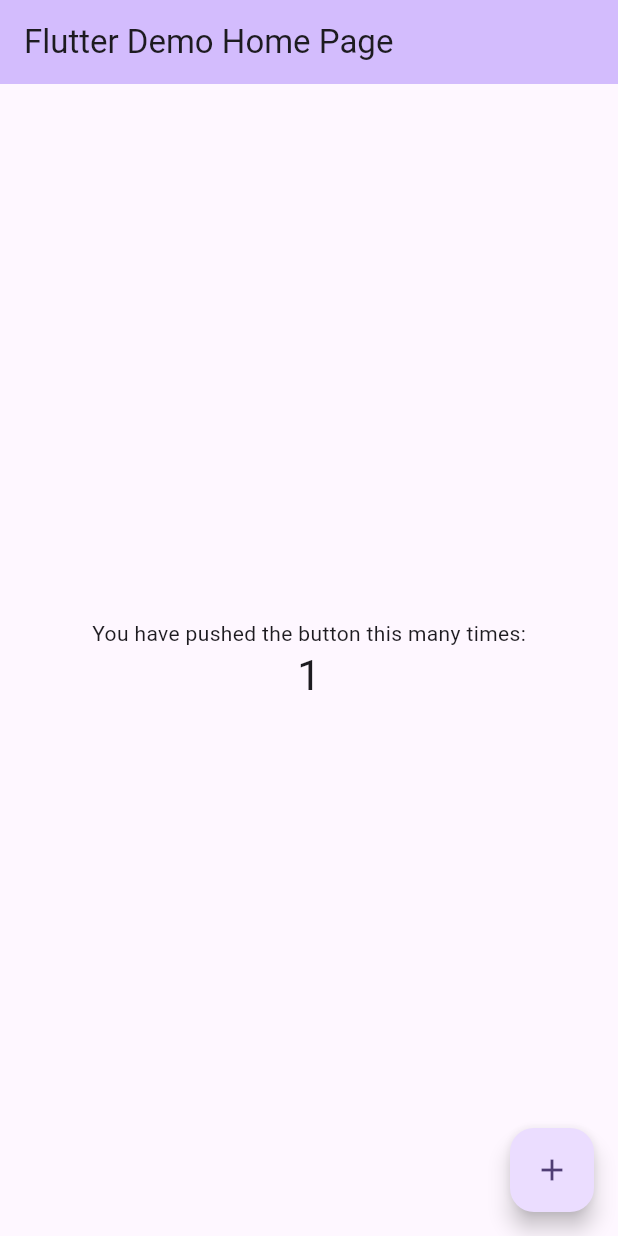
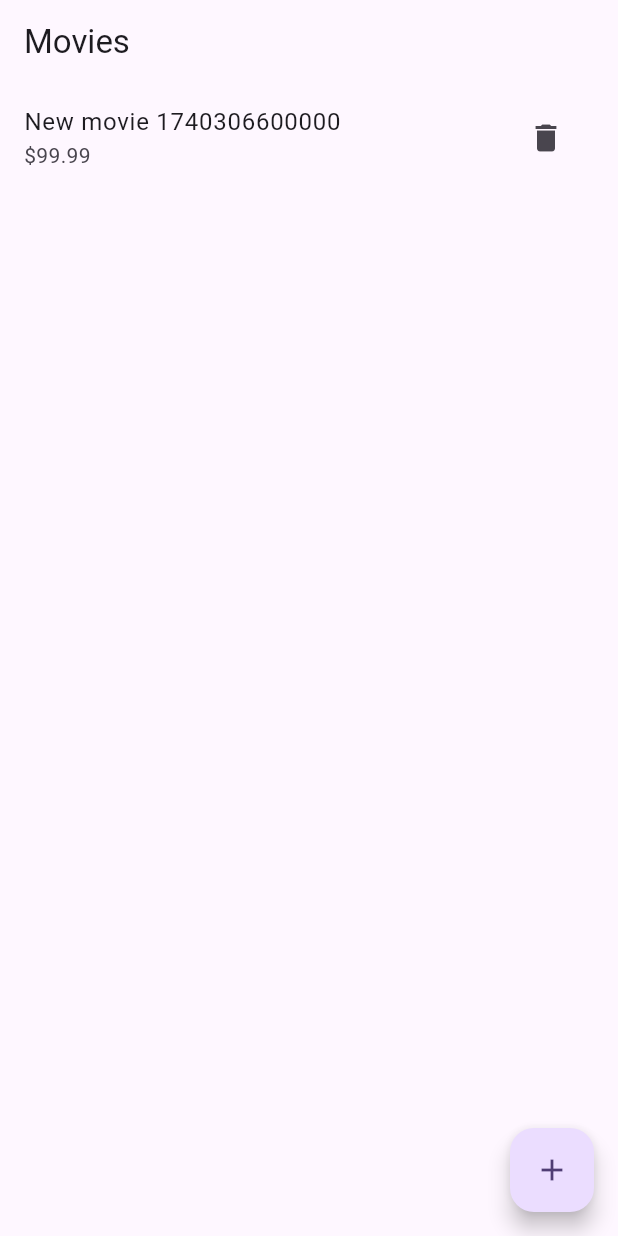
Before and after one commit to fili258-oss/movies_app, a Flutter app: the screen it shows after launch, after a tap on the "add" icon, on a phone screen of 412 x 824 dp. Run offline on Flutter 3.47's test engine with Material 3 defaults, Android fonts, the phone set to English and light mode, and no system bars; our stand-ins replace flutter_bloc, get_it.

Commit message:
proyecto movies app completo

```diff
--- /dev/null
+++ b/lib/injection.dart
@@ -0,0 +1,37 @@
+import 'package:movies_app/data/repositories/movie_repository_impl.dart';
+import 'package:movies_app/domain/repositories/movie_repository.dart';
+import 'package:movies_app/domain/usecases/delete_movie.dart';
+import 'package:movies_app/domain/usecases/get_all_movies.dart';
+import 'package:movies_app/domain/usecases/save_movie.dart';
+import 'package:movies_app/presentation/bloc/movie_bloc.dart';
+import 'package:get_it/get_it.dart';
+
+final getIt = GetIt.instance;
+
+void initializeDependencies()
+{
+  // Repositories
+  getIt.registerLazySingleton<MovieRepository>(
+    () => MovieRepositoryImpl()
+  );
+
+  // Use cases
+  getIt.registerLazySingleton(
+    () => GetAllMovies(getIt<MovieRepository>())
+  );
+  getIt.registerLazySingleton(
+    () => SaveMovie(getIt<MovieRepository>())
+  );
+  getIt.registerLazySingleton(
+    () => DeleteMovie(getIt<MovieRepository>())
+  );
+
+  // BLoCs
+  getIt.registerFactory(
+    () => MovieBloc(
+      getAllMovies: getIt<GetAllMovies>(),
+      saveMovie: getIt<SaveMovie>(),
+      deleteMovie: getIt<DeleteMovie>(),
+    ),
+  );
+}
--- a/lib/main.dart
+++ b/lib/main.dart
@@ -1,125 +1,30 @@
 import 'package:flutter/material.dart';
+import 'package:flutter_bloc/flutter_bloc.dart';
+import 'package:movies_app/injection.dart';
+import 'package:movies_app/presentation/bloc/movie_bloc.dart';
+import 'package:movies_app/presentation/bloc/movie_event.dart';
+import 'package:movies_app/presentation/pages/movies/movie_list_page.dart';
 
 void main() {
+  initializeDependencies();
   runApp(const MyApp());
 }
 
 class MyApp extends StatelessWidget {
   const MyApp({super.key});
 
-  // This widget is the root of your application.
   @override
   Widget build(BuildContext context) {
     return MaterialApp(
-      title: 'Flutter Demo',
+      title: 'App Movies',
       theme: ThemeData(
-        // This is the theme of your application.
-        //
-        // TRY THIS: Try running your application with "flutter run". You'll see
-        // the application has a purple toolbar. Then, without quitting the app,
-        // try changing the seedColor in the colorScheme below to Colors.green
-        // and then invoke "hot reload" (save your changes or press the "hot
-        // reload" button in a Flutter-supported IDE, or press "r" if you used
-        // the command line to start the app).
-        //
-        // Notice that the counter didn't reset back to zero; the application
-        // state is not lost during the reload. To reset the state, use hot
-        // restart instead.
-        //
-        // This works for code too, not just values: Most code changes can be
-        // tested with just a hot reload.
         colorScheme: ColorScheme.fromSeed(seedColor: Colors.deepPurple),
         useMaterial3: true,
       ),
-      home: const MyHomePage(title: 'Flutter Demo Home Page'),
+      home: BlocProvider(
+        create: (context) => getIt<MovieBloc>()..add(LoadMovies()),
+        child: const MovieListPage(),
+      ),
     );
   }
 }
-
-class MyHomePage extends StatefulWidget {
-  const MyHomePage({super.key, required this.title});
-
-  // This widget is the home page of your application. It is stateful, meaning
-  // that it has a State object (defined below) that contains fields that affect
-  // how it looks.
-
-  // This class is the configuration for the state. It holds the values (in this
-  // case the title) provided by the parent (in this case the App widget) and
-  // used by the build method of the State. Fields in a Widget subclass are
-  // always marked "final".
-
-  final String title;
-
-  @override
-  State<MyHomePage> createState() => _MyHomePageState();
-}
-
-class _MyHomePageState extends State<MyHomePage> {
-  int _counter = 0;
-
-  void _incrementCounter() {
-    setState(() {
-      // This call to setState tells the Flutter framework that something has
-      // changed in this State, which causes it to rerun the build method below
-      // so that the display can reflect the updated values. If we changed
-      // _counter without calling setState(), then the build method would not be
-      // called again, and so nothing would appear to happen.
-      _counter++;
-    });
-  }
-
-  @override
-  Widget build(BuildContext context) {
-    // This method is rerun every time setState is called, for instance as done
-    // by the _incrementCounter method above.
-    //
-    // The Flutter framework has been optimized to make rerunning build methods
-    // fast, so that you can just rebuild anything that needs updating rather
-    // than having to individually change instances of widgets.
-    return Scaffold(
-      appBar: AppBar(
-        // TRY THIS: Try changing the color here to a specific color (to
-        // Colors.amber, perhaps?) and trigger a hot reload to see the AppBar
-        // change color while the other colors stay the same.
-        backgroundColor: Theme.of(context).colorScheme.inversePrimary,
-        // Here we take the value from the MyHomePage object that was created by
-        // the App.build method, and use it to set our appbar title.
-        title: Text(widget.title),
-      ),
-      body: Center(
-        // Center is a layout widget. It takes a single child and positions it
-        // in the middle of the parent.
-        child: Column(
-          // Column is also a layout widget. It takes a list of children and
-          // arranges them vertically. By default, it sizes itself to fit its
-          // children horizontally, and tries to be as tall as its parent.
-          //
-          // Column has various properties to control how it sizes itself and
-          // how it positions its children. Here we use mainAxisAlignment to
-          // center the children vertically; the main axis here is the vertical
-          // axis because Columns are vertical (the cross axis would be
-          // horizontal).
-          //
-          // TRY THIS: Invoke "debug painting" (choose the "Toggle Debug Paint"
-          // action in the IDE, or press "p" in the console), to see the
-          // wireframe for each widget.
-          mainAxisAlignment: MainAxisAlignment.center,
-          children: <Widget>[
-            const Text(
-              'You have pushed the button this many times:',
-            ),
-            Text(
-              '$_counter',
-              style: Theme.of(context).textTheme.headlineMedium,
-            ),
-          ],
-        ),
-      ),
-      floatingActionButton: FloatingActionButton(
-        onPressed: _incrementCounter,
-        tooltip: 'Increment',
-        child: const Icon(Icons.add),
-      ), // This trailing comma makes auto-formatting nicer for build methods.
-    );
-  }
-}
--- a/lib/presentation/bloc/movie_bloc.dart
+++ b/lib/presentation/bloc/movie_bloc.dart
@@ -0,0 +1,64 @@
+import 'package:flutter_bloc/flutter_bloc.dart';
+import 'package:movies_app/domain/usecases/delete_movie.dart';
+import 'package:movies_app/domain/usecases/get_all_movies.dart';
+import 'package:movies_app/domain/usecases/save_movie.dart';
+import 'package:movies_app/presentation/bloc/movie_event.dart';
+import 'package:movies_app/presentation/bloc/movie_state.dart';
+
+class MovieBloc extends Bloc<MovieEvent, MovieState>{
+  final GetAllMovies getAllMovies;
+  final SaveMovie saveMovie;
+  final DeleteMovie deleteMovie;
+
+  MovieBloc({
+    required this.getAllMovies,
+    required this.saveMovie,
+    required this.deleteMovie,
+
+  }) : super(MovieInitial()){
+    on<LoadMovies>(_onLoadMovies);
+    on<AddMovie>(_onAddMovie);
+    on<DeleteMovieEvent>(_onDeleteMovie);
+  }
+
+  Future<void> _onLoadMovies(
+    LoadMovies event,
+    Emitter<MovieState> emit,
+  ) async {
+    emit(MovieLoading());
+    try {
+      final movies = await getAllMovies.execute();
+      emit(MovieLoaded(movies));
+    } catch (e) {
+      emit(MovieError(e.toString()));
+    }
+  }
+
+  Future<void> _onAddMovie(
+    AddMovie event,
+    Emitter<MovieState> emit,
+  ) async {
+    emit(MovieLoading());
+    try {
+      await saveMovie.execute(event.movie);
+      final movies = await getAllMovies.execute();
+      emit(MovieLoaded(movies));
+    } catch (e) {
+      emit(MovieError(e.toString()));
+    }
+  }
+
+  Future<void> _onDeleteMovie(
+    DeleteMovieEvent event,
+    Emitter<MovieState> emit,
+  ) async {
+    emit(MovieLoading());
+    try {
+      await deleteMovie.execute(event.id);
+      final movies = await getAllMovies.execute();
+      emit(MovieLoaded(movies));
+    } catch (e) {
+      emit(MovieError(e.toString()));
+    }
+  }
+}
--- a/lib/presentation/bloc/movie_event.dart
+++ b/lib/presentation/bloc/movie_event.dart
@@ -0,0 +1,15 @@
+import 'package:movies_app/domain/entities/movie.dart';
+
+abstract class MovieEvent {}
+
+class LoadMovies extends MovieEvent {}
+
+class AddMovie extends MovieEvent {
+  final Movie movie;
+  AddMovie(this.movie);
+}
+
+class DeleteMovieEvent extends MovieEvent {
+  final String id;
+  DeleteMovieEvent(this.id);
+}
--- a/lib/presentation/bloc/movie_state.dart
+++ b/lib/presentation/bloc/movie_state.dart
@@ -4,3 +4,13 @@ abstract class MovieState {}
 
 class MovieInitial extends MovieState {}
 class MovieLoading extends MovieState {}
+
+class MovieLoaded extends MovieState{
+    final List<Movie> movies;
+    MovieLoaded(this.movies);
+}
+
+class MovieError extends MovieState{
+    final String message;
+    MovieError(this.message);
+}
--- /dev/null
+++ b/lib/presentation/pages/movies/movie_list_page.dart
@@ -0,0 +1,72 @@
+import 'package:flutter/material.dart';
+import 'package:flutter_bloc/flutter_bloc.dart';
+import 'package:movies_app/domain/entities/movie.dart';
+import 'package:movies_app/presentation/bloc/movie_bloc.dart';
+import 'package:movies_app/presentation/bloc/movie_event.dart';
+import 'package:movies_app/presentation/bloc/movie_state.dart';
+import 'package:uuid/uuid.dart';
+
+class MovieListPage extends StatelessWidget {
+  const MovieListPage({super.key});
+
+  @override
+  Widget build(BuildContext context) {
+    return Scaffold(
+      appBar: AppBar(
+        title: const Text('Movies'),
+      ),
+      body: BlocBuilder<MovieBloc, MovieState>(
+        builder: (context, state){
+          if(state is MovieLoading)
+          {
+            return const Center(child: CircularProgressIndicator());
+          }
+
+          if(state is MovieError)
+          {
+            return Center(child: Text(state.message));
+          }
+
+          if (state is MovieLoaded) {
+            return ListView.builder(
+              itemCount: state.movies.length,
+              itemBuilder: (context, index) {
+                final movie = state.movies[index];
+                return ListTile(
+                  title: Text(movie.title),
+                  subtitle: Text('\$${movie.price}'),
+                  trailing: IconButton(
+                    icon: const Icon(Icons.delete),
+                    onPressed: () {
+                      context.read<MovieBloc>().add(
+                            DeleteMovieEvent(movie.id),
+                          );
+                    },
+                  ),
+                );
+              },
+            );
+          }
+
+          return const Center(child: Text('No movies found.'));
+        }
+      ),
+      floatingActionButton: FloatingActionButton(
+        onPressed: () {
+          final movie = Movie(
+            id: const Uuid().v4(),
+            title: 'New movie ${DateTime.now().millisecondsSinceEpoch}',
+            price: 99.99,
+            description: 'A new movie description',
+            imageUrl: 'https://via.placeholder.com/150',
+            rating: 4.5,
+            releaseDate: '${DateTime.now().year}',
+          );
+          context.read<MovieBloc>().add(AddMovie(movie));
+        },
+        child: const Icon(Icons.add),
+      ),
+    );
+  }
+
+}
```
Also changed, not shown: lib/presentation/widgets/custom_card.dart (added, +59 -0 lines).
